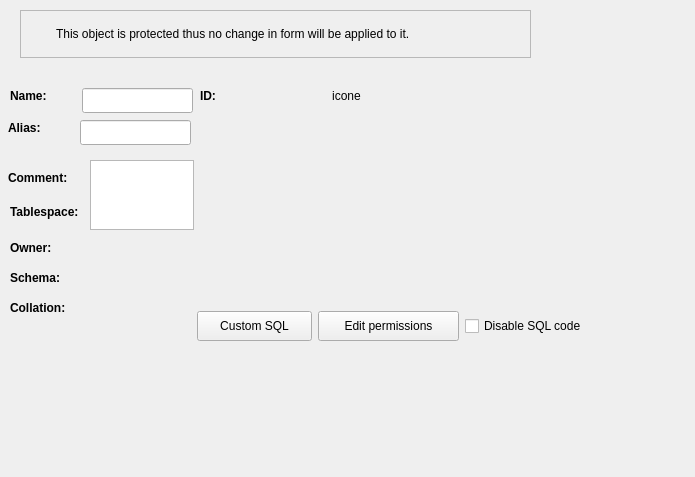
Before: the Qt Designer form libs/libgui/ui/dbobjects/baseobjectwidget.ui in maniac787/pgmodeler, drawn with Qt 5.
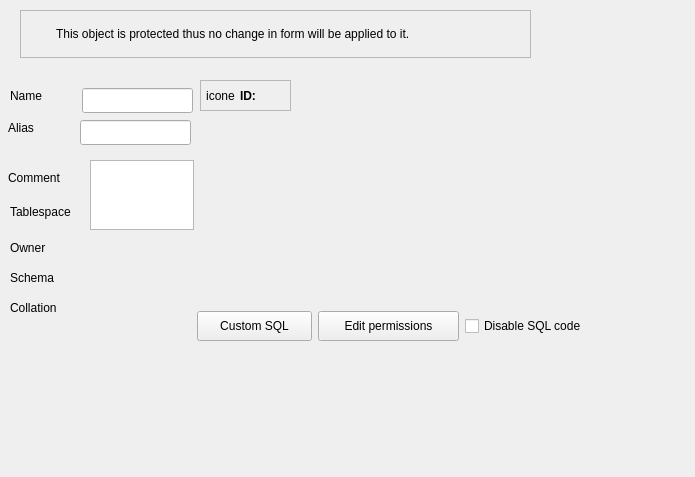
After: the same form once the commit is applied. Icons and pictures are not drawn.

Commit message:
Minor improvement in GuiUtilsNs::configureWidgetFont and GuiUtilsNs::configureWidgetsFont to allow passing font style flags bold and italic
Created the struct BaseObjectWidget::FieldLayoutCfg to store settgins
regarding field positions in layouts during instantiation of editing
forms

Refactored the DatabaseWidget UI (WIP)

Diff of the .ui file:
```diff
--- a/libs/libgui/ui/dbobjects/baseobjectwidget.ui
+++ b/libs/libgui/ui/dbobjects/baseobjectwidget.ui
@@ -45,11 +45,11 @@
    </property>
    <property name="font">
     <font>
-     <bold>true</bold>
+     <bold>false</bold>
     </font>
    </property>
    <property name="text">
-    <string>Name:</string>
+    <string>Name</string>
    </property>
   </widget>
   <widget class="QLineEdit" name="name_edt">
@@ -118,11 +118,11 @@
    </property>
    <property name="font">
     <font>
-     <bold>true</bold>
+     <bold>false</bold>
     </font>
    </property>
    <property name="text">
-    <string>Comment:</string>
+    <string>Comment</string>
    </property>
   </widget>
   <widget class="QLabel" name="tablespace_lbl">
@@ -142,11 +142,11 @@
    </property>
    <property name="font">
     <font>
-     <bold>true</bold>
+     <bold>false</bold>
     </font>
    </property>
    <property name="text">
-    <string>Tablespace:</string>
+    <string>Tablespace</string>
    </property>
   </widget>
   <widget class="QLabel" name="schema_lbl">
@@ -166,11 +166,11 @@
    </property>
    <property name="font">
     <font>
-     <bold>true</bold>
+     <bold>false</bold>
     </font>
    </property>
    <property name="text">
-    <string>Schema:</string>
+    <string>Schema</string>
    </property>
   </widget>
   <widget class="QPushButton" name="edt_perms_tb">
@@ -336,11 +336,11 @@
    </property>
    <property name="font">
     <font>
-     <bold>true</bold>
+     <bold>false</bold>
     </font>
    </property>
    <property name="text">
-    <string>Collation:</string>
+    <string>Collation</string>
    </property>
   </widget>
   <widget class="QPushButton" name="append_sql_tb">
@@ -401,59 +401,47 @@
    </property>
    <property name="font">
     <font>
-     <bold>true</bold>
+     <bold>false</bold>
     </font>
    </property>
    <property name="text">
-    <string>Owner:</string>
+    <string>Owner</string>
    </property>
   </widget>
-  <widget class="QWidget" name="id_ico_wgt" native="true">
+  <widget class="QFrame" name="id_icon_frm">
    <property name="geometry">
     <rect>
      <x>200</x>
      <y>80</y>
-     <width>161</width>
+     <width>91</width>
      <height>31</height>
     </rect>
    </property>
+   <property name="sizePolicy">
+    <sizepolicy hsizetype="Fixed" vsizetype="Preferred">
+     <horstretch>0</horstretch>
+     <verstretch>0</verstretch>
+    </sizepolicy>
+   </property>
+   <property name="frameShape">
+    <enum>QFrame::Shape::StyledPanel</enum>
+   </property>
    <layout class="QHBoxLayout" name="horizontalLayout">
     <property name="spacing">
      <number>5</number>
     </property>
     <property name="leftMargin">
-     <number>0</number>
+     <number>5</number>
     </property>
     <property name="topMargin">
-     <number>0</number>
+     <number>5</number>
     </property>
     <property name="rightMargin">
-     <number>0</number>
+     <number>5</number>
     </property>
     <property name="bottomMargin">
-     <number>0</number>
+     <number>5</number>
     </property>
-    <item>
-     <widget class="QLabel" name="obj_id_lbl">
-      <property name="sizePolicy">
-       <sizepolicy hsizetype="Expanding" vsizetype="Preferred">
-        <horstretch>0</horstretch>
-        <verstretch>0</verstretch>
-       </sizepolicy>
-      </property>
-      <property name="font">
-       <font>
-        <bold>true</bold>
-       </font>
-      </property>
-      <property name="toolTip">
-       <string/>
-      </property>
-      <property name="text">
-       <string>ID:</string>
-      </property>
-     </widget>
-    </item>
     <item>
      <widget class="QLabel" name="obj_icon_lbl">
       <property name="sizePolicy">
@@ -485,6 +473,27 @@
       </property>
      </widget>
     </item>
+    <item>
+     <widget class="QLabel" name="obj_id_lbl">
+      <property name="sizePolicy">
+       <sizepolicy hsizetype="Expanding" vsizetype="Preferred">
+        <horstretch>0</horstretch>
+        <verstretch>0</verstretch>
+       </sizepolicy>
+      </property>
+      <property name="font">
+       <font>
+        <bold>true</bold>
+       </font>
+      </property>
+      <property name="toolTip">
+       <string/>
+      </property>
+      <property name="text">
+       <string>ID:</string>
+      </property>
+     </widget>
+    </item>
    </layout>
   </widget>
   <widget class="QPlainTextEdit" name="comment_edt">
@@ -575,11 +584,11 @@
    </property>
    <property name="font">
     <font>
-     <bold>true</bold>
+     <bold>false</bold>
     </font>
    </property>
    <property name="text">
-    <string>Alias:</string>
+    <string>Alias</string>
    </property>
   </widget>
  </widget>
```
Left out of the diff: 8 changed lines with no effect on the pictures. The commit also changes 7 other files.
